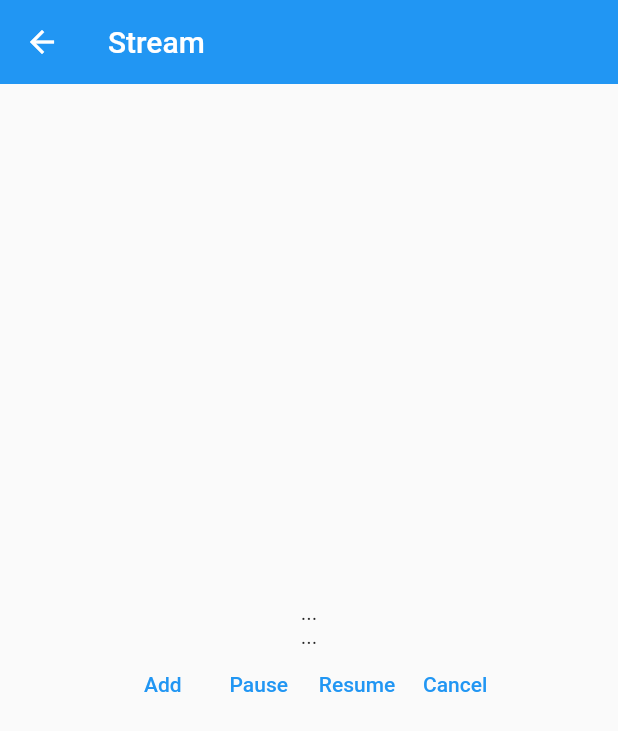
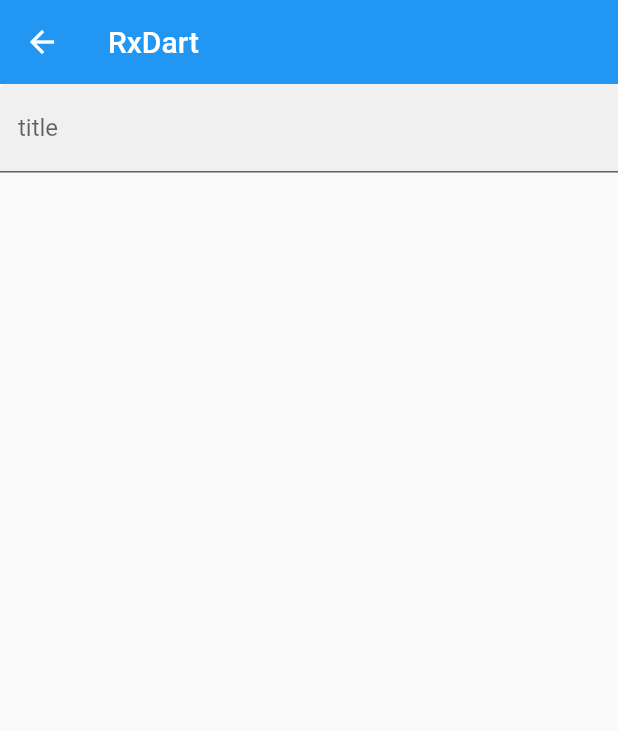
Before and after one commit to liubang0909/flutter_helloworld, a Flutter app: the screen it shows after launch, on a phone screen of 412 x 824 dp. Shown: the top 731 px of the screen. Run offline on Flutter 3.47's test engine with Material 2 defaults, Android fonts, the phone set to English and light mode, and no system bars; our stand-ins replace rxdart.

Commit message:
Rxdart
Rxdart

```diff
--- /dev/null
+++ b/flutter_helloworld/lib/demo/rxdart/rxdart_demo.dart
@@ -0,0 +1,95 @@
+import 'package:flutter/material.dart';
+import 'package:flutter/services.dart';
+import 'package:rxdart/rxdart.dart';
+import 'dart:async';
+
+class RxDartDemo extends StatelessWidget {
+  const RxDartDemo({Key key}) : super(key: key);
+
+  @override
+  Widget build(BuildContext context) {
+    return Container(
+      child: Scaffold(
+        appBar: AppBar(
+          title: Text('RxDart'),
+          elevation: 0,
+        ),
+        body: RxDartDemoHome(),
+      ),
+    );
+  }
+}
+
+class RxDartDemoHome extends StatefulWidget {
+  RxDartDemoHome({Key key}) : super(key: key);
+
+  @override
+  _RxDartDemoHomeState createState() => _RxDartDemoHomeState();
+}
+
+class _RxDartDemoHomeState extends State<RxDartDemoHome> {
+  PublishSubject<String> _textFieldSubject;
+  @override
+  void dispose() {
+    super.dispose();
+    _textFieldSubject.close();
+  }
+
+  @override
+  void initState() {
+    super.initState();
+
+    // Stream<String> _stream = (Stream.fromIterable(['hello', '你好']));
+
+    // Stream<String> _stream = Stream.fromFuture(Future.value('hello'));
+
+    // Stream<String> _stream = Stream.periodic(Duration(seconds: 3), (count) {
+    //   return count.toString();
+    // });
+
+    // PublishSubject<String> _subject = PublishSubject<String>();
+    // BehaviorSubject<String> _subject = BehaviorSubject<String>();
+    // ReplaySubject<String> _subject = ReplaySubject<String>(maxSize: 1);
+
+    // _subject.listen((value) {
+    //   print('listen 1:$value');
+    // });
+    // _subject.add('hello');
+    // _subject.listen((value) {
+    //   print('listen 2:$value');
+    // });
+    // _subject.add('hesss');
+
+    // _subject.close();
+
+    // _stream.listen(print);
+    //
+
+    _textFieldSubject = PublishSubject<String>();
+    _textFieldSubject
+        //.map((item) => 'item:$item')
+        .debounceTime(Duration(milliseconds: 500))
+        // .where((item) => item.length > 9)
+        .listen((value) {
+      print("输入的内容是：$value");
+    });
+  }
+
+  @override
+  Widget build(BuildContext context) {
+    return Theme(
+        data: Theme.of(context).copyWith(primaryColor: Colors.black),
+        child: TextField(
+          onChanged: (value) {
+            _textFieldSubject.add(value);
+          },
+          onSubmitted: (value) {
+            _textFieldSubject.add(value);
+          },
+          decoration: InputDecoration(
+            labelText: 'title',
+            filled: true,
+          ),
+        ));
+  }
+}
--- a/flutter_helloworld/lib/main.dart
+++ b/flutter_helloworld/lib/main.dart
@@ -12,6 +12,7 @@ import 'demo/form_demo.dart';
 import 'demo/material_components.dart';
 // import 'demo/state/state_management_demo.dart';
 import 'demo/state/scoped_model_demo.dart';
+import 'demo/rxdart/rxdart_demo.dart';
 
 void main() => runApp(App());
 
@@ -20,14 +21,15 @@ class App extends StatelessWidget {
   Widget build(BuildContext context) {
     return MaterialApp(
       // home: NavigatorDemo(),
-      initialRoute: '/stream',
+      initialRoute: '/rxdart',
       routes: {
         '/': (context) => Home(),
         '/about': (context) => (PageDemo(title: 'About')),
         '/form': (context) => (FormDemo()),
         '/mdc': (context) => (MaterialComponents()),
         '/state-management': (context) => (ScopedModelDemo()),
-        '/stream': (context) => (StreamDemo())
+        '/stream': (context) => (StreamDemo()),
+        '/rxdart': (context) => (RxDartDemo())
       },
       theme: ThemeData(
           primaryColor: Colors.blue,
--- a/flutter_helloworld/pubspec.yaml
+++ b/flutter_helloworld/pubspec.yaml
@@ -25,6 +25,8 @@ dependencies:
     sdk: flutter
   intl: 0.16.1
   scoped_model: ^1.1.0
+  rxdart: ^0.26.0
+
 
   # The following adds the Cupertino Icons font to your application.
   # Use with the CupertinoIcons class for iOS style icons.
```
